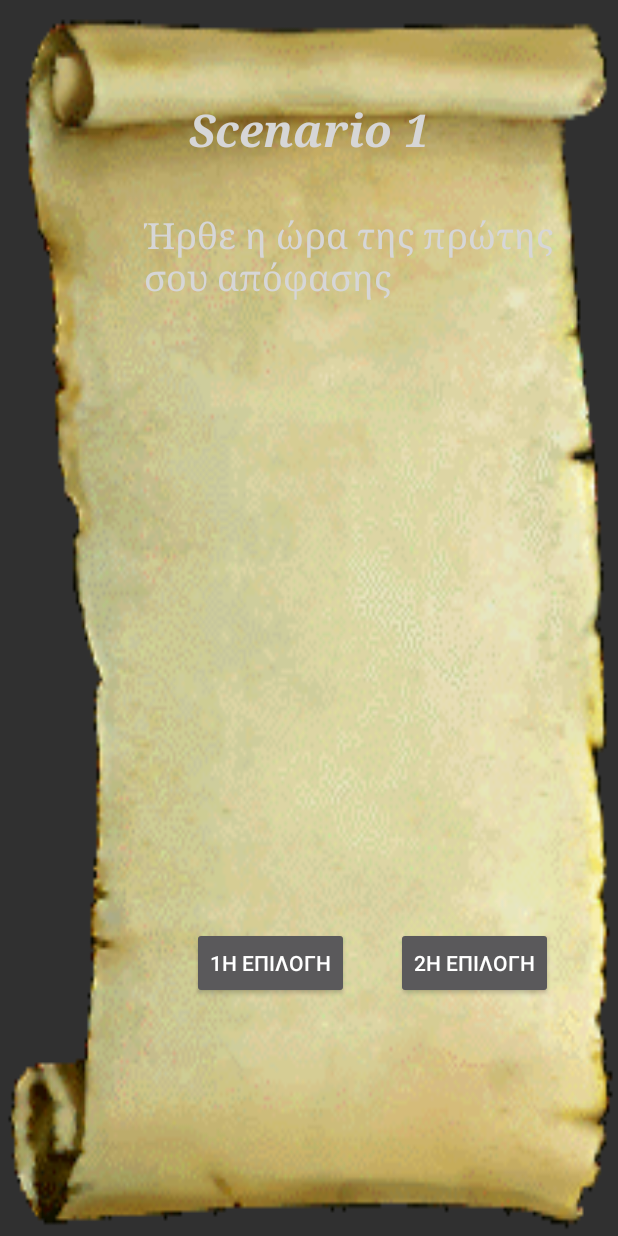
After one commit to teicm-project/go-home, an Android app: the ScenarioActivity screen opened directly, with no data from a screen before it, on a phone screen of 412 x 824 dp. The commit adds this screen. Run offline under Robolectric (Android 15) with nearby library versions, the phone set to English and light mode, and no system bars.

Commit message:
Έκδοση 0.10.0 Δημιουργία του ScenarioActivity και τα butoons πανω στα μαρκερ για να προχωρήσει ο χρήστης στο επόμενο και αύξηση του progress.

```diff
--- a/app/src/main/AndroidManifest.xml
+++ b/app/src/main/AndroidManifest.xml
@@ -41,7 +41,8 @@
         <activity
             android:name=".GameActivity"
             android:label="@string/title_activity_game" />
-        <activity android:name=".Markers"></activity>
+        <activity android:name=".Markers" />
+        <activity android:name=".ScenarioActivity"></activity>
     </application>
 
 </manifest>
--- a/app/src/main/java/makisp/gohome/GameActivity.java
+++ b/app/src/main/java/makisp/gohome/GameActivity.java
@@ -33,7 +33,7 @@ public class GameActivity extends FragmentActivity implements OnMapReadyCallback
     private HashMap<Integer, Marker> visibleMarkers = new HashMap<>();
     public static int progress;
     private List<Markers> markers;
-    private Credential cre;
+    public static Credential cre;
 
 
     ///// Event Handler για άνοιγμα του Inventory /////
@@ -46,9 +46,6 @@ public class GameActivity extends FragmentActivity implements OnMapReadyCallback
             @Override
             public void onClick(View v) {
                startActivity(new Intent(GameActivity.this, MainActivity.class));
-                progress++;
-                MainActivity.db.updateProgress(cre, cre.getUsername(), progress);
-                Log.d("Credentail:", "Paok " + "Progress:" + cre.getProgress());
             }
         });
     }
@@ -101,7 +98,7 @@ public class GameActivity extends FragmentActivity implements OnMapReadyCallback
             @Override
             public boolean onMarkerClick(Marker marker) {
                 if (marker.isVisible()) {
-                    Intent intent = new Intent(GameActivity.this, MainActivity.class);
+                    Intent intent = new Intent(GameActivity.this, ScenarioActivity.class);
                     startActivity(intent);
                 }
                 return false;
--- /dev/null
+++ b/app/src/main/java/makisp/gohome/ScenarioActivity.java
@@ -0,0 +1,46 @@
+package makisp.gohome;
+
+import android.support.v7.app.AppCompatActivity;
+import android.os.Bundle;
+import android.util.Log;
+import android.view.View;
+import android.widget.Button;
+
+public class ScenarioActivity extends AppCompatActivity {
+
+    @Override
+    protected void onCreate(Bundle savedInstanceState) {
+        super.onCreate(savedInstanceState);
+        setContentView(R.layout.activity_scenario);
+
+        Button button_choice1 = (Button) findViewById(R.id.button_choice1);
+
+        button_choice1.setOnClickListener(
+                new Button.OnClickListener(){
+                    public void onClick(View v){
+                        GameActivity.progress++;
+                        String log = " " + GameActivity.progress;
+                        Log.d("progress::", log );
+                        MainActivity.db.updateProgress(GameActivity.cre, GameActivity.cre.getUsername(), GameActivity.progress);
+                        finish();
+                    }
+                }
+        );
+
+        Button button_choice2 = (Button) findViewById(R.id.button_choice2);
+
+        button_choice2.setOnClickListener(
+                new Button.OnClickListener(){
+                    public void onClick(View v){
+                        GameActivity.progress++;
+                        String log = " " + GameActivity.progress;
+                        Log.d("progress::", log );
+                        MainActivity.db.updateProgress(GameActivity.cre, GameActivity.cre.getUsername(), GameActivity.progress);
+                        finish();
+                    }
+                }
+        );
+
+
+    }
+}
--- /dev/null
+++ b/app/src/main/res/layout/activity_scenario.xml
@@ -0,0 +1,66 @@
+<?xml version="1.0" encoding="utf-8"?>
+<RelativeLayout xmlns:android="http://schemas.android.com/apk/res/android"
+    xmlns:tools="http://schemas.android.com/tools"
+    android:id="@+id/activity_scenario"
+    android:layout_width="match_parent"
+    android:layout_height="match_parent"
+    android:paddingBottom="@dimen/activity_vertical_margin"
+    android:paddingLeft="@dimen/activity_horizontal_margin"
+    android:paddingRight="@dimen/activity_horizontal_margin"
+    android:paddingTop="@dimen/activity_vertical_margin"
+    tools:context="makisp.gohome.ScenarioActivity"
+    android:background="@drawable/papyros">
+
+    <TextView
+        android:text="@string/scenario_title"
+        android:layout_width="wrap_content"
+        android:layout_height="wrap_content"
+        android:layout_marginTop="50dp"
+        android:id="@+id/scenario_title"
+        android:textColorLink="?attr/colorPrimaryDark"
+        android:textColor="@color/cast_expanded_controller_background_color"
+        android:textStyle="normal|bold|italic"
+        android:textSize="30sp"
+        android:layout_alignParentTop="true"
+        android:layout_centerHorizontal="true"
+        android:fontFamily="serif" />
+
+    <TextView
+        android:text="@string/scenario_story"
+        android:layout_width="wrap_content"
+        android:layout_height="wrap_content"
+        android:id="@+id/scenario_story"
+        android:fontFamily="serif"
+        android:textColor="@color/cast_intro_overlay_background_color"
+        android:textSize="24sp"
+        android:layout_marginTop="34dp"
+        android:width="300dp"
+        android:layout_below="@+id/scenario_title"
+        android:layout_alignParentRight="true"
+        android:layout_alignParentEnd="true" />
+
+    <Button
+        android:text="@string/button_choice2"
+        android:layout_width="wrap_content"
+        android:layout_height="wrap_content"
+        android:id="@+id/button_choice2"
+        android:layout_marginBottom="142dp"
+        android:layout_alignParentBottom="true"
+        android:layout_toRightOf="@+id/button_choice1"
+        android:layout_toEndOf="@+id/button_choice1"
+        android:layout_marginLeft="31dp"
+        android:layout_marginStart="31dp" />
+
+    <Button
+        android:text="@string/button_choice1"
+        android:layout_width="wrap_content"
+        android:layout_height="wrap_content"
+        android:id="@+id/button_choice1"
+        android:layout_marginLeft="32dp"
+        android:layout_marginStart="32dp"
+        android:layout_alignBaseline="@+id/button_choice2"
+        android:layout_alignBottom="@+id/button_choice2"
+        android:layout_alignLeft="@+id/scenario_story"
+        android:layout_alignStart="@+id/scenario_story" />
+
+</RelativeLayout>
--- a/app/src/main/res/values/strings.xml
+++ b/app/src/main/res/values/strings.xml
@@ -15,4 +15,8 @@
     <string name="title_activity_game">Map</string>
     <string name="buttonItems">Αντικειμενα</string>
     <string name="buttonProfile">Προφιλ</string>
+    <string name="scenario_title">Scenario 1</string>
+    <string name="scenario_story">Ήρθε η ώρα της πρώτης σου απόφασης</string>
+    <string name="button_choice1">1Η ΕΠΙΛΟΓΗ</string>
+    <string name="button_choice2">2Η ΕΠΙΛΟΓΗ</string>
 </resources>
```
Also changed, not shown: app/src/main/res/drawable-nodpi/papyros.gif (added).
